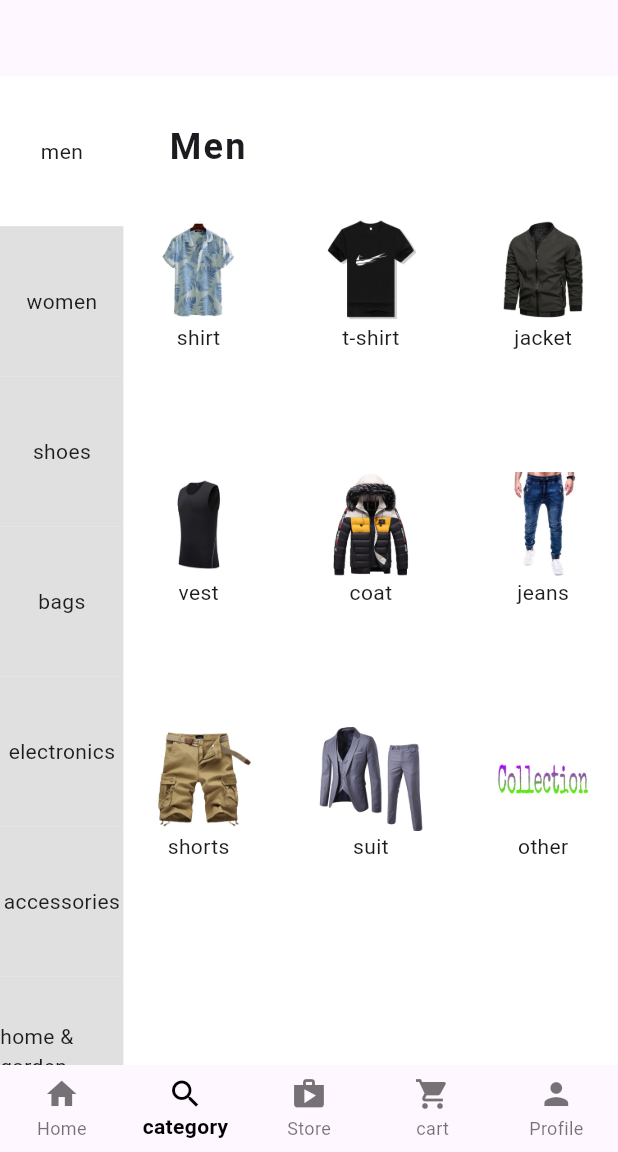
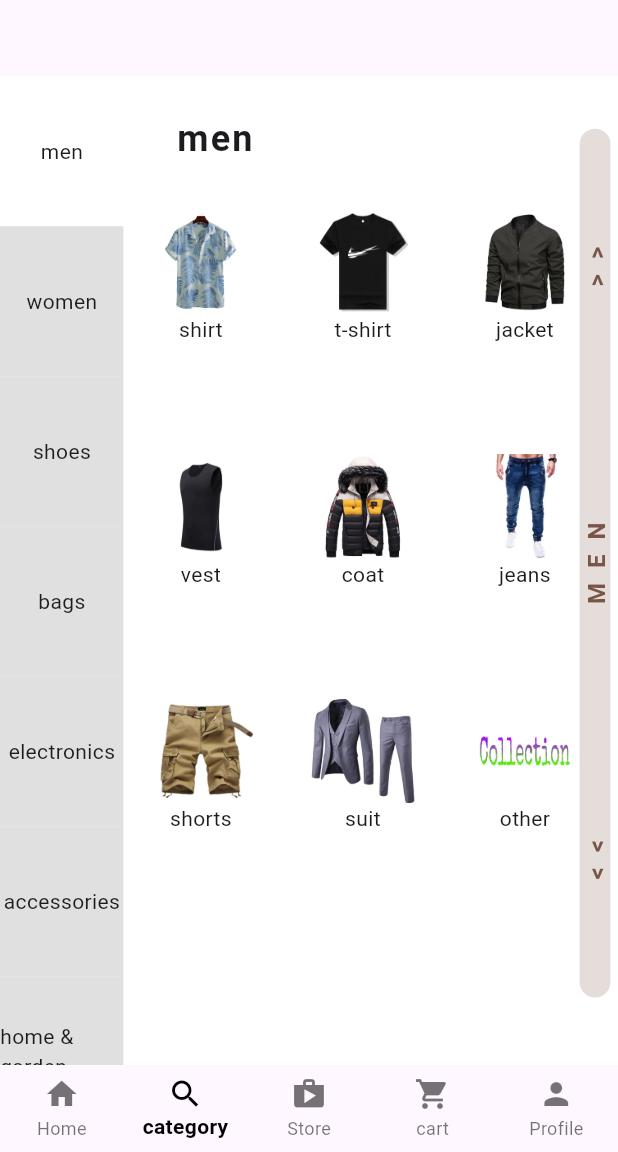
Before and after one commit to heyvishusri/multi_store_app, a Flutter app: the screen it shows after launch, item 2 of the bottom bar chosen, on a phone screen of 412 x 824 dp, the part 84-1236 px from its top. Run offline on Flutter 3.47's test engine with Material 3 defaults, Android fonts, the phone set to English and light mode, and no system bars.

Commit message:
Update men_categ.dart

```diff
--- a/lib/categories/men_categ.dart
+++ b/lib/categories/men_categ.dart
@@ -2,45 +2,26 @@ import 'package:flutter/material.dart';
 import 'package:multi_store_app/minor_screens/subcateg_products.dart';
 import 'package:multi_store_app/utilities/categ_list.dart';
 
-// List<String> imagetry =[
-//   'images/try/image0.jpg'
-//   'images/try/image1.jpg'
-//   'images/try/image2.jpg'
-//   'images/try/image3.jpg'
-
-// ];
-
-// List<String> labeltry= [
-//   'Shirt',
-//   'Pants',
-//   'Shoes',
-//   'jeans',
-// ];
 class MenCategory extends StatelessWidget {
   const MenCategory({Key? key}) : super(key: key);
 
   @override
   Widget build(BuildContext context) {
-    return Positioned(
+    return Padding(
+      padding: const EdgeInsets.all(5.0),
+      child: Stack(
+        children: [
+          Positioned(
             bottom: 0,
-
-
+            left: 0,
             child: SizedBox(
-        height: MediaQuery.of(context).size.height *0.8,
-        width:  MediaQuery.of(context).size.width*0.75,
+              height: MediaQuery.of(context).size.height * 0.8,
+              width: MediaQuery.of(context).size.width * 0.75,
               child: Column(
                 crossAxisAlignment: CrossAxisAlignment.start,
                 children: [
-            const Padding(
-              padding: EdgeInsets.all(30.0),
-              child: Text(
-                'Men',
-                style: TextStyle(
-                  fontSize: 24,
-                  fontWeight: FontWeight.bold,
-                  letterSpacing: 1.5,
-                ),
-              ),
+                  const CategHeaderLabel(
+                    headerLabel: 'men',
                   ),
                   SizedBox(
                     height: MediaQuery.of(context).size.height * 0.68,
@@ -49,14 +30,96 @@ class MenCategory extends StatelessWidget {
                       crossAxisSpacing: 15,
                       crossAxisCount: 3,
                       children: List.generate(men.length, (index) {
+                        return SubcategModel(
+                          mainCategName: 'men',
+                          subcategName: men[index],
+                          assetName: 'images/men/men$index.jpg',
+                          subCategLabel: men[index],
+                        );
+                      }),
+                    ),
+                  )
+                ],
+              ),
+            ),
+          ),
+          Positioned(
+              bottom: 0,
+              right: 0,
+              child: SizedBox(
+                height: MediaQuery.of(context).size.height * 0.8,
+                width: MediaQuery.of(context).size.width * 0.05,
+                child: Padding(
+                  padding: const EdgeInsets.symmetric(vertical: 40),
+                  child: Container(
+                    decoration: BoxDecoration(
+                        color: Colors.brown.withOpacity(0.2),
+                        borderRadius: BorderRadius.circular(50)),
+                    child: RotatedBox(
+                      quarterTurns: 3,
+                      child: Row(
+                        mainAxisAlignment: MainAxisAlignment.spaceAround,
+                        children: [
+                          const Text(
+                            '<<',
+                            style: TextStyle(
+                                color: Colors.brown,
+                                fontSize: 16,
+                                fontWeight: FontWeight.w600,
+                                letterSpacing: 10),
+                          ),
+                          Text(
+                            'men'.toUpperCase(),
+                            style: const TextStyle(
+                                color: Colors.brown,
+                                fontSize: 16,
+                                fontWeight: FontWeight.w600,
+                                letterSpacing: 10),
+                          ),
+                          const Text(
+                            '>>',
+                            style: TextStyle(
+                                color: Colors.brown,
+                                fontSize: 16,
+                                fontWeight: FontWeight.w600,
+                                letterSpacing: 10),
+                          ),
+                        ],
+                      ),
+                    ),
+                  ),
+                ),
+              ))
+        ],
+      ),
+    );
+  }
+}
+
+class SubcategModel extends StatelessWidget {
+  final String mainCategName;
+  final String subcategName;
+  final String assetName;
+  final String subCategLabel;
+
+  const SubcategModel({
+    Key? key,
+    required this.mainCategName,
+    required this.subcategName,
+    required this.assetName,
+    required this.subCategLabel,
+  }) : super(key: key);
+
+  @override
+  Widget build(BuildContext context) {
     return GestureDetector(
       onTap: () {
         Navigator.push(
             context,
             MaterialPageRoute(
                 builder: (context) => SubCategProducts(
-                                    maincategName: 'men',
-                                    subcategname: men[index],
+                      maincategName: mainCategName,
+                      subcategName: subcategName,
                     )));
       },
       child: Column(
@@ -65,19 +128,30 @@ class MenCategory extends StatelessWidget {
             height: 70,
             width: 70,
             child: Image(
-                            image: AssetImage('images/men/men$index.jpg'),
+              image: AssetImage(assetName),
             ),
           ),
-                        Text(men[index])
+          Text(subCategLabel)
         ],
-                    ),
-                  );
-                }),
-              ),
-            )
-          ],
-        ),
       ),
     );
   }
 }
+
+class CategHeaderLabel extends StatelessWidget {
+  final String headerLabel;
+  const CategHeaderLabel({Key? key, required this.headerLabel})
+      : super(key: key);
+
+  @override
+  Widget build(BuildContext context) {
+    return Padding(
+      padding: const EdgeInsets.all(30.0),
+      child: Text(
+        headerLabel,
+        style: const TextStyle(
+            fontSize: 24, fontWeight: FontWeight.bold, letterSpacing: 1.5),
+      ),
+    );
+  }
+}
```
Lines whose indentation alone changed are shown as unchanged.
